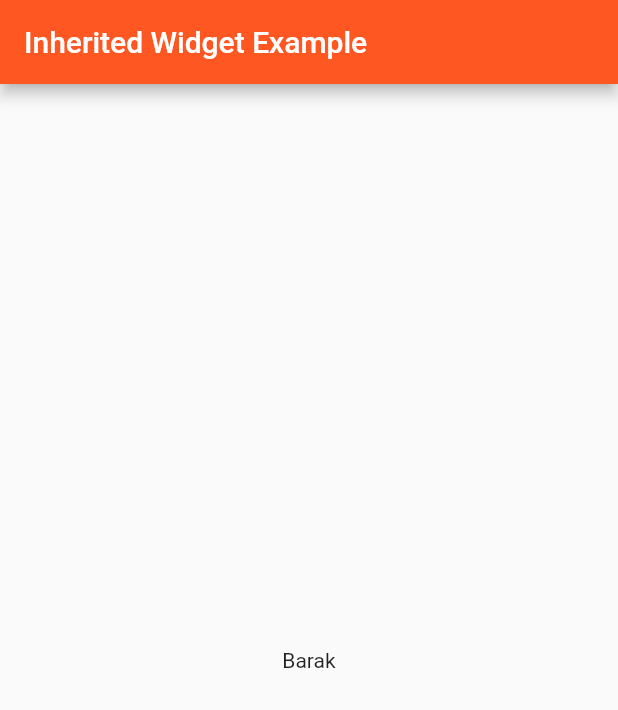
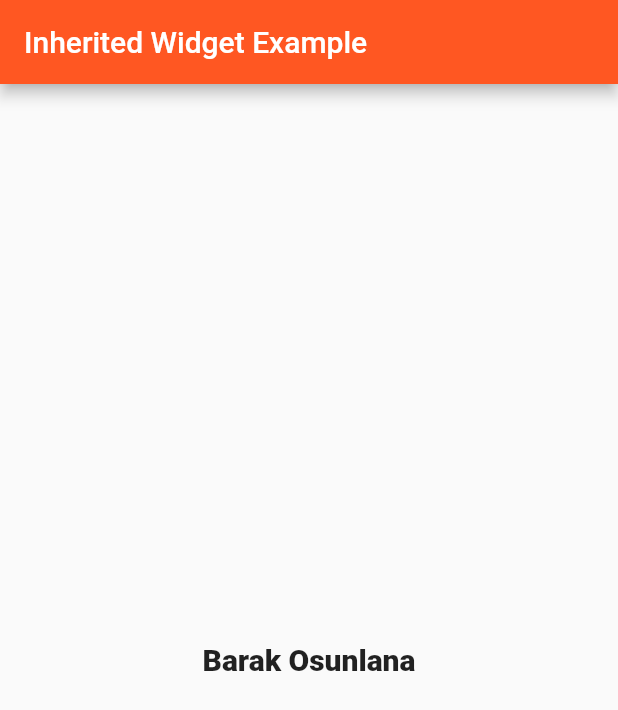
Before and after one commit to aosunlana/inherited_widget, a Flutter app: the screen it shows after launch, on a phone screen of 412 x 824 dp. Shown: the top 710 px of the screen. Run offline on Flutter 3.47's test engine with Material 2 defaults, Android fonts, the phone set to English and light mode, and no system bars.

Commit message:
code refactor
1. code refactor for clearer understanding

```diff
--- a/lib/forth_screen.dart
+++ b/lib/forth_screen.dart
@@ -7,6 +7,13 @@ class ForthScreen extends StatelessWidget {
   @override
   Widget build(BuildContext context) {
     final name = PersonInherited.of(context)!.person;
-    return Text(name.name);
+
+    // It can also be written this way. the former is a static method wrapper around the later.
+    // final name =
+    //     context.dependOnInheritedWidgetOfExactType<PersonInherited>()!.person;
+    return Text(
+      name.name,
+      style: const TextStyle(fontSize: 20, fontWeight: FontWeight.w900),
+    );
   }
 }
--- a/lib/main.dart
+++ b/lib/main.dart
@@ -43,30 +43,27 @@ class MyHomePage extends StatefulWidget {
 class _MyHomePageState extends State<MyHomePage> {
   @override
   Widget build(BuildContext context) {
-    // This method is rerun every time setState is called, for instance as done
-    // by the _incrementCounter method above.
-    //
-    // The Flutter framework has been optimized to make rerunning build methods
-    // fast, so that you can just rebuild anything that needs updating rather
-    // than having to individually change instances of widgets.
     return Scaffold(
         appBar: AppBar(
-          // Here we take the value from the MyHomePage object that was created by
-          // the App.build method, and use it to set our appbar title.
           title: Text(widget.title),
         ),
         body: PersonInherited(
+          person: Person(),
           child: const FirstScreen(),
         ));
   }
 }
 
 class PersonInherited extends InheritedWidget {
-  PersonInherited({super.key, required this.child}) : super(child: child);
+  const PersonInherited({
+    super.key,
+    required this.child,
+    required this.person,
+  }) : super(child: child);
 
   @override
   final Widget child;
-  final Person person = Person('Barak', 20);
+  final Person person;
 
   static PersonInherited? of(BuildContext context) {
     return context.dependOnInheritedWidgetOfExactType<PersonInherited>();
--- a/lib/person.dart
+++ b/lib/person.dart
@@ -1,5 +1,5 @@
 class Person {
-  Person(this.name, this.age);
+  Person({this.name = 'Barak Osunlana', this.age = 25});
   final String name;
   final int age;
 }
```
